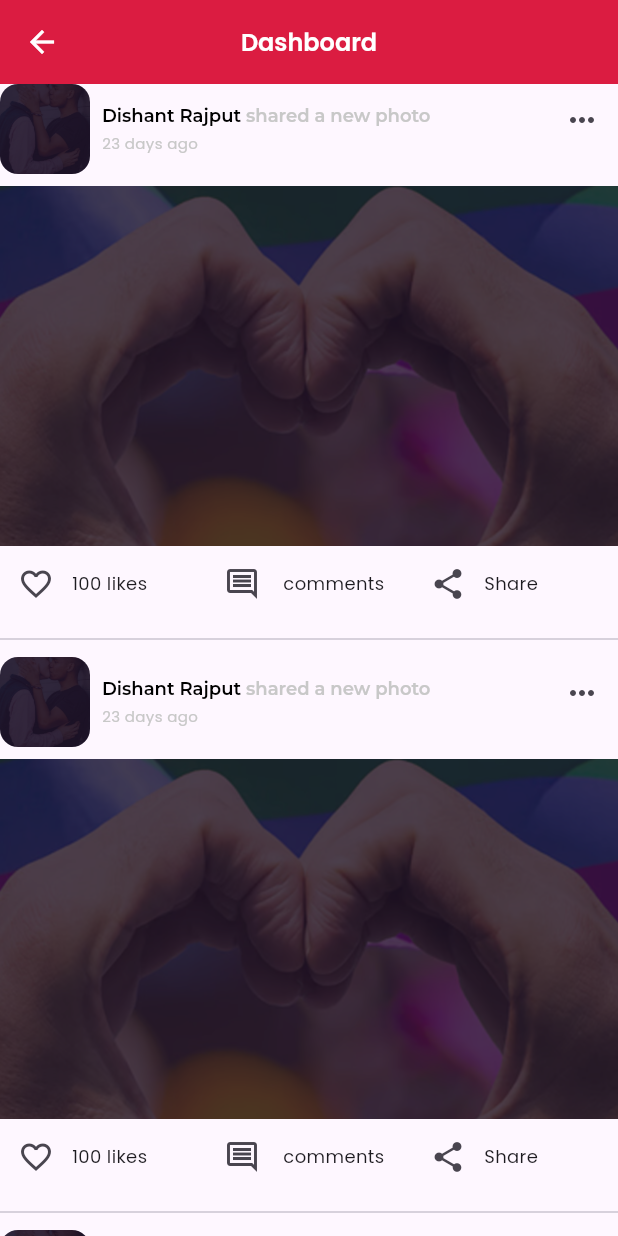
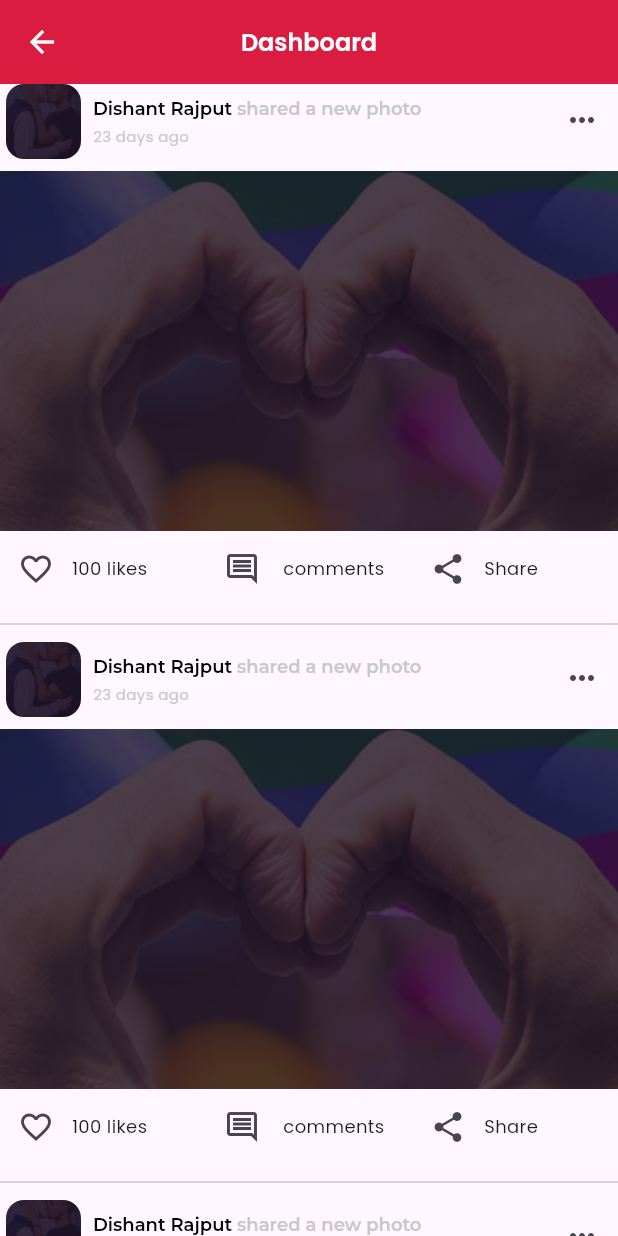
Before and after one commit to iCoder38/LGBT, a Flutter app: the DashboardScreen screen opened directly, on a phone screen of 412 x 824 dp. Run offline on Flutter 3.47's test engine with Material 3 defaults, Android fonts, the light colour scheme and no system bars; our stand-ins replace firebase_core, flutter_dotenv, flutter_svg, google_fonts, logger, shared_preferences; accounts and stored records are empty.

Commit message:
UI: Feeds Custom

```diff
--- a/lib/Features/Utils/custom/custom.dart
+++ b/lib/Features/Utils/custom/custom.dart
@@ -508,18 +508,21 @@ Widget CustomFeedHeaderProfile({
     margin: EdgeInsets.zero,
     color: AppColor().TRANSPARENT,
     shadow: false,
-    height: 60,
+    height: 50,
     child: Row(
       crossAxisAlignment: CrossAxisAlignment.start,
       children: [
-        ClipRRect(
-          borderRadius: BorderRadius.circular(12),
-          child: SizedBox(
-            height: 60,
-            width: 60,
-            child: imagePath.startsWith('http')
-                ? Image.network(imagePath, fit: BoxFit.cover)
-                : Image.asset(imagePath, fit: BoxFit.cover),
+        Padding(
+          padding: const EdgeInsets.only(left: 4.0),
+          child: ClipRRect(
+            borderRadius: BorderRadius.circular(12),
+            child: SizedBox(
+              height: 50,
+              width: 50,
+              child: imagePath.startsWith('http')
+                  ? Image.network(imagePath, fit: BoxFit.cover)
+                  : Image.asset(imagePath, fit: BoxFit.cover),
+            ),
           ),
         ),
         const SizedBox(width: 8),
--- a/lib/main.dart
+++ b/lib/main.dart
@@ -26,8 +26,8 @@ void main() async {
 
       theme: ThemeData.light(),
       debugShowCheckedModeBanner: false,
-      // home: OnboardingScreen(),
-      home: LoginScreen(),
+      home: OnboardingScreen(),
+      // home: LoginScreen(),
     ),
   );
 }
```
